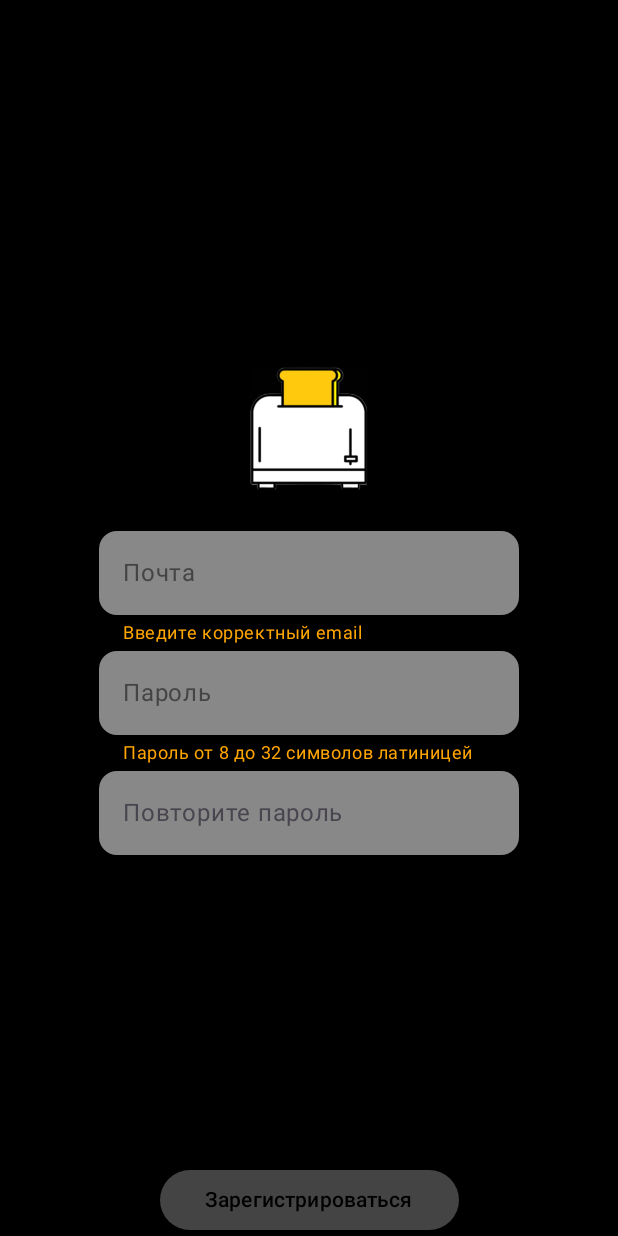
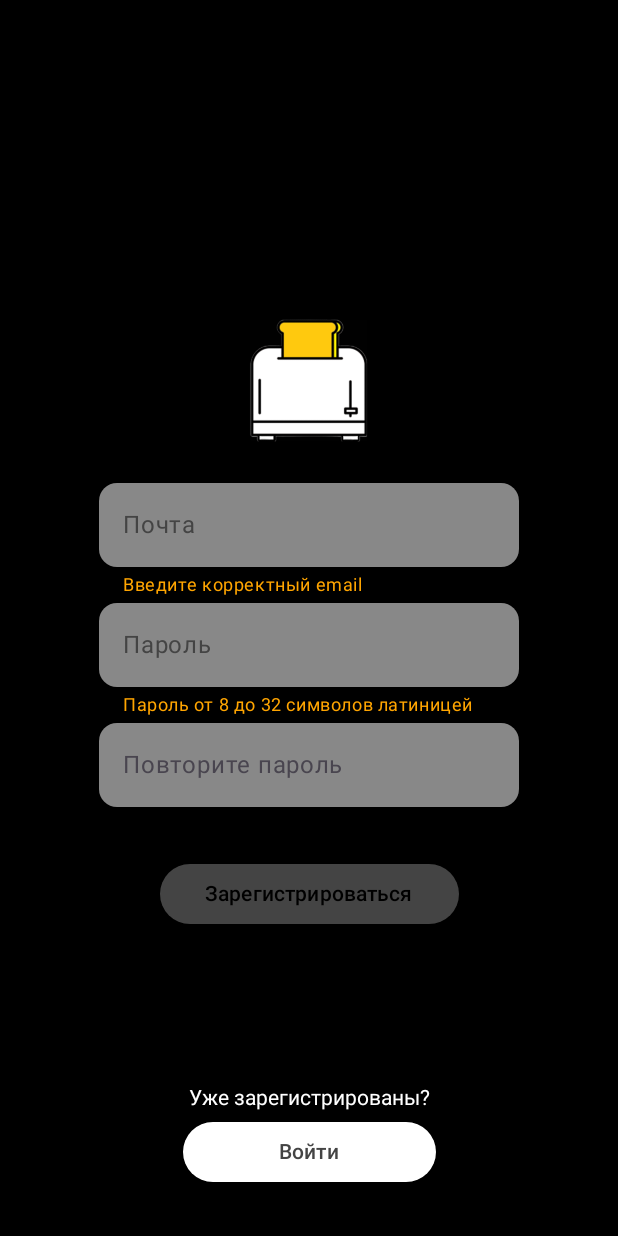
Before and after one commit to Sos0Burger/ToasterApp, an Android app built with Jetpack Compose: the @Preview function RegistrationScreenPreview, on a phone screen of 412 x 824 dp. Run offline under Robolectric (Android 15) with nearby library versions, the phone set to English and light mode, and no system bars.

Commit message:
Завершение верстки окна регистрации

```diff
--- a/app/src/main/java/com/messenger/messengerapp/screen/RegistrationScreen.kt
+++ b/app/src/main/java/com/messenger/messengerapp/screen/RegistrationScreen.kt
@@ -47,10 +47,24 @@ fun RegistrationScreen(onNavigateToLogin: () -> Unit) {
         EmailInput(email = email)
         PasswordInput(password = password)
         PasswordRepeatInput(password = password, passwordRepeat = passwordRepeat)
+
+        Spacer(modifier = Modifier.padding(top = 16.dp))
+
+        RegistrationButton(email = email, password = password, passwordRepeat = passwordRepeat)
     }
-    Row(verticalAlignment = Alignment.Bottom, horizontalArrangement = Arrangement.Center) {
+    Row(
+        verticalAlignment = Alignment.Bottom,
+        horizontalArrangement = Arrangement.Center,
+        modifier = Modifier.padding(bottom = 32.dp)
+    ) {
         Column(horizontalAlignment = Alignment.CenterHorizontally) {
-            RegistrationButton(email = email, password = password, passwordRepeat = passwordRepeat)
+
+
+            LoginSuggestionText()
+
+            Spacer(modifier = Modifier.padding(top = 4.dp))
+
+            LoginButton()
         }
 
     }
@@ -179,6 +193,24 @@ fun RegistrationButton(
     }
 }
 
+@Composable
+fun LoginSuggestionText() {
+    Text(text = "Уже зарегистрированы?", color = Color.White)
+}
+
+@Composable
+fun LoginButton() {
+    TextButton(
+        onClick = { /*TODO*/ },
+        contentPadding = PaddingValues(start = 64.dp, end = 64.dp),
+        colors = ButtonDefaults.buttonColors(
+            containerColor = Color.White,
+            contentColor = Color.DarkGray
+        )
+    ) {
+        Text(text = "Войти")
+    }
+}
 
 @Preview(showBackground = true)
 @Composable
```
